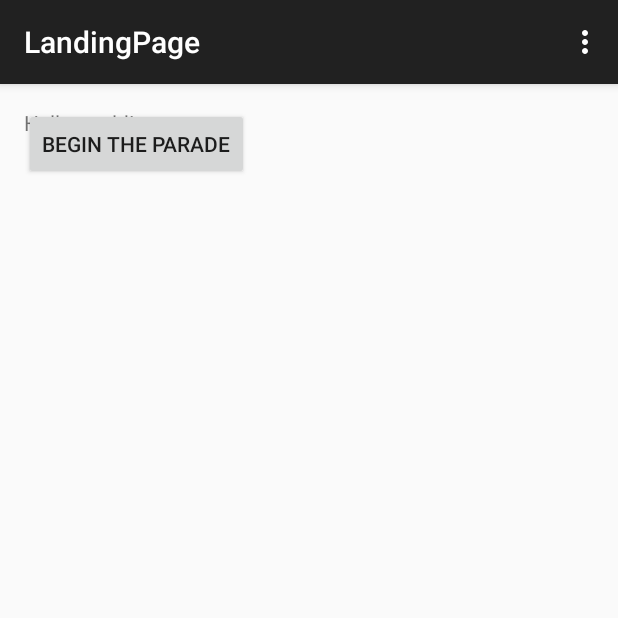
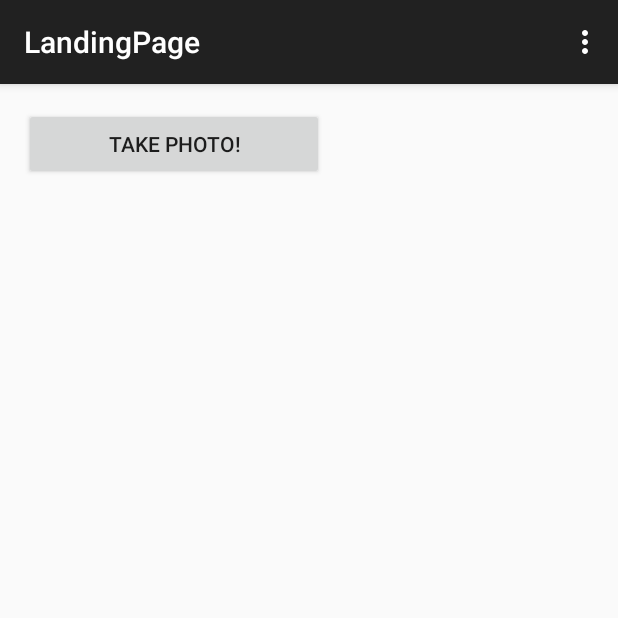
Before and after one commit to mathewmarcus/DSMScavHunt, an Android app: the TaskPage screen opened directly, with no data from a screen before it, on a phone screen of 412 x 824 dp, the top half of it. Run offline under Robolectric (Android 15) with nearby library versions, the phone set to English and light mode, and no system bars.

Commit message:
Camera functions added. ImageView soon to be removed

```diff
--- a/app/src/main/AndroidManifest.xml
+++ b/app/src/main/AndroidManifest.xml
@@ -1,6 +1,9 @@
 <?xml version="1.0" encoding="utf-8"?>
 <manifest xmlns:android="http://schemas.android.com/apk/res/android"
     package="com.dsmscavhunt" >
+
+    <uses-feature android:name="android.hardware.camera2"></uses-feature>
+    <uses-permission android:name="android.permission.WRITE_EXTERNAL_STORAGE"></uses-permission>
 
     <application
         android:allowBackup="true"
--- a/app/src/main/java/com/dsmscavhunt/TaskPage.java
+++ b/app/src/main/java/com/dsmscavhunt/TaskPage.java
@@ -1,31 +1,64 @@
 package com.dsmscavhunt;
 
 import android.content.Intent;
+import android.graphics.drawable.Drawable;
+import android.net.Uri;
+import android.provider.MediaStore;
 import android.support.v7.app.AppCompatActivity;
 import android.os.Bundle;
 import android.view.Menu;
 import android.view.MenuItem;
 import android.view.View;
 import android.widget.Button;
+import android.widget.ImageView;
+
+import java.io.File;
 
 public class TaskPage extends AppCompatActivity {
+
+    Button button;
+    ImageView imageView;
+    static final int CAM_REQUEST = 1;
 
     @Override
     protected void onCreate(Bundle savedInstanceState) {
         super.onCreate(savedInstanceState);
-        setContentView(R.layout.activity_landing_page);
+        setContentView(R.layout.activity_task_page);
+        button = (Button) findViewById(R.id.button);
+        imageView = (ImageView) findViewById(R.id.image_button);
+        button.setOnClickListener(new View.OnClickListener() {
+            @Override
+            public void onClick(View v) {
+                Intent camera_intent = new Intent(MediaStore.ACTION_IMAGE_CAPTURE);
+                File file = getFile();
+                camera_intent.putExtra(MediaStore.EXTRA_OUTPUT, Uri.fromFile(file));
+                startActivityForResult(camera_intent, CAM_REQUEST);
 
-        //Katie Roth
-        //A button to start the bulldog parade
-        //Sends the user to the first bulldog to find
-        Button startButton = (Button) findViewById(R.id.button_start);
-
-        startButton.setOnClickListener(new View.OnClickListener() {
-            public void onClick(View v) {
-                Intent intent = new Intent(TaskPage.this, LandingPage.class);
-                startActivity(intent);
             }
         });
+    }
+
+    private File getFile() {
+        File folder = new File("sdcard/camera_app");
+
+        if (!folder.exists()) {
+            folder.mkdir();
+        }
+
+        File image_file = new File(folder, "cam_image1.jpg");
+
+        for(int i=1; image_file.exists(); i++){
+            image_file = new File(folder, "cam_image" + i + ".jpg");
+        }
+
+        return image_file;
+    }
+
+    @Override
+    protected void onActivityResult(int requestCode, int resultCode, Intent data) {
+        String path = "sdcard/camera_app/cam_image.jpg";
+
+        imageView.setImageDrawable(Drawable.createFromPath(path));
     }
 
     @Override
--- a/app/src/main/res/layout/activity_task_page.xml
+++ b/app/src/main/res/layout/activity_task_page.xml
@@ -5,15 +5,21 @@
     android:paddingTop="@dimen/activity_vertical_margin"
     android:paddingBottom="@dimen/activity_vertical_margin" tools:context=".List">
 
-    <TextView android:text="@string/title_activity_task_page" android:layout_width="wrap_content"
-        android:layout_height="wrap_content" />
+    <!-- Blake Martin - camera buttons and image view -->
+    <Button
+        android:id="@+id/button"
+        android:text="@string/take_photo"
+        android:layout_width="@dimen/button_width"
+        android:layout_height="wrap_content"
+        android:layout_gravity="center_horizontal"
+        android:layout_alignParentTop="true" />
 
-    <!--> Katie Roth
-Added a button to start the bulldog parade<-->
-    <Button
-        android:layout_width="wrap_content"
-        android:layout_height="wrap_content"
-        android:text="@string/button_start"
-        android:id="@+id/button_start"/>
+    <ImageView
+        android:layout_width="@dimen/photo_width"
+        android:layout_height="@dimen/photo_height"
+        android:id="@+id/image_button"
+        android:layout_gravity="center_horizontal"
+        android:rotation="90"
+        android:layout_alignParentStart="true" />
 
 </RelativeLayout>
--- a/app/src/main/res/values/dimens.xml
+++ b/app/src/main/res/values/dimens.xml
@@ -2,4 +2,9 @@
     <!-- Default screen margins, per the Android Design guidelines. -->
     <dimen name="activity_horizontal_margin">16dp</dimen>
     <dimen name="activity_vertical_margin">16dp</dimen>
+
+    <!-- Blake - Added photo dimension info-->
+    <dimen name="photo_height">500dp</dimen>
+    <dimen name="photo_width">500dp</dimen>
+    <dimen name="button_width">200dp</dimen>
 </resources>
--- a/app/src/main/res/values/strings.xml
+++ b/app/src/main/res/values/strings.xml
@@ -8,4 +8,8 @@
     <string name="title_activity_incorrect_page">IncorrectPage</string>
     <string name="title_activity_help_page">HelpPage</string>
     <string name="button_start">Begin the Parade</string>
+
+
+    <string name="take_photo">Take Photo!</string>
+    <string name="title_activity_task_page">Task Page</string>
 </resources>
```
Also changed, not shown: app/src/main/java/com/dsmscavhunt/LandingPage.java (+17 -1 lines).
